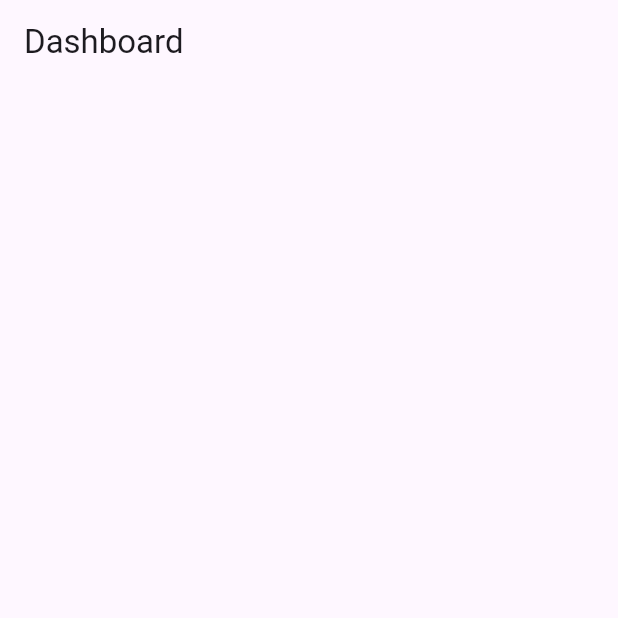
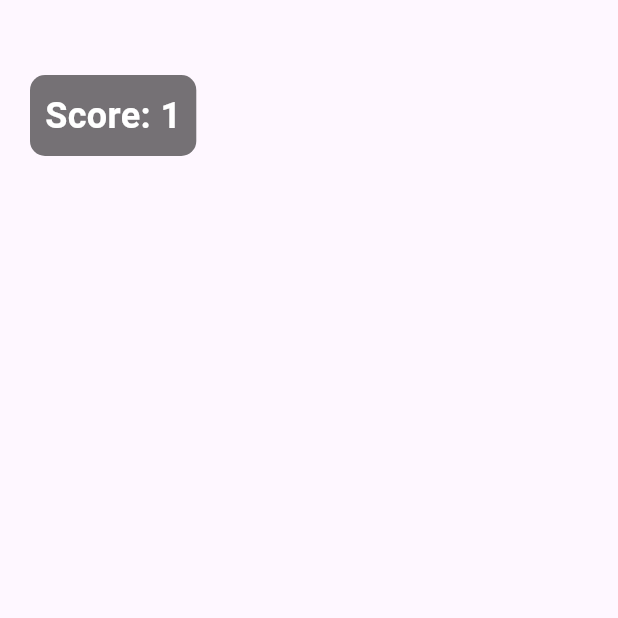
Before and after one commit to vanstrong4/catcherfruit, a Flutter app: the screen it shows after launch, on a phone screen of 412 x 824 dp, the top half of it. Run offline on Flutter 3.47's test engine with Material 3 defaults, Android fonts, the phone set to English and light mode, and no system bars.

Commit message:
buat style score

```diff
--- a/lib/main.dart
+++ b/lib/main.dart
@@ -26,17 +26,36 @@ class GameScreen extends StatefulWidget {
 
 class _GameScreenState extends State<GameScreen> {
   @override
+  void initState() {
+    super.initState();
+  }
+
+  @override
   Widget build(BuildContext context) {
     return Scaffold(
-      appBar: AppBar(
-        title: const Text("Dashboard"),
-        actions: const [],
-      ),
-      body: SingleChildScrollView(
-        padding: const EdgeInsets.all(10.0),
-        child: Column(
-            children: [],
-        ),
+      body: Stack(
+        children: [
+          Positioned(
+            top: 50,
+            left: 20,
+            child: Container(
+              padding: const EdgeInsets.all(10),
+              decoration: BoxDecoration(
+                color: Colors.black54,
+                borderRadius: BorderRadius.circular(10),
+              ),
+
+              child: const Text(
+                'Score: 1',
+                style: TextStyle(
+                  color: Colors.white,
+                  fontSize: 24,
+                  fontWeight: FontWeight.bold,
+                ),
+              ),
+            ),
+          ),
+        ],
       ),
     );
   }
```
